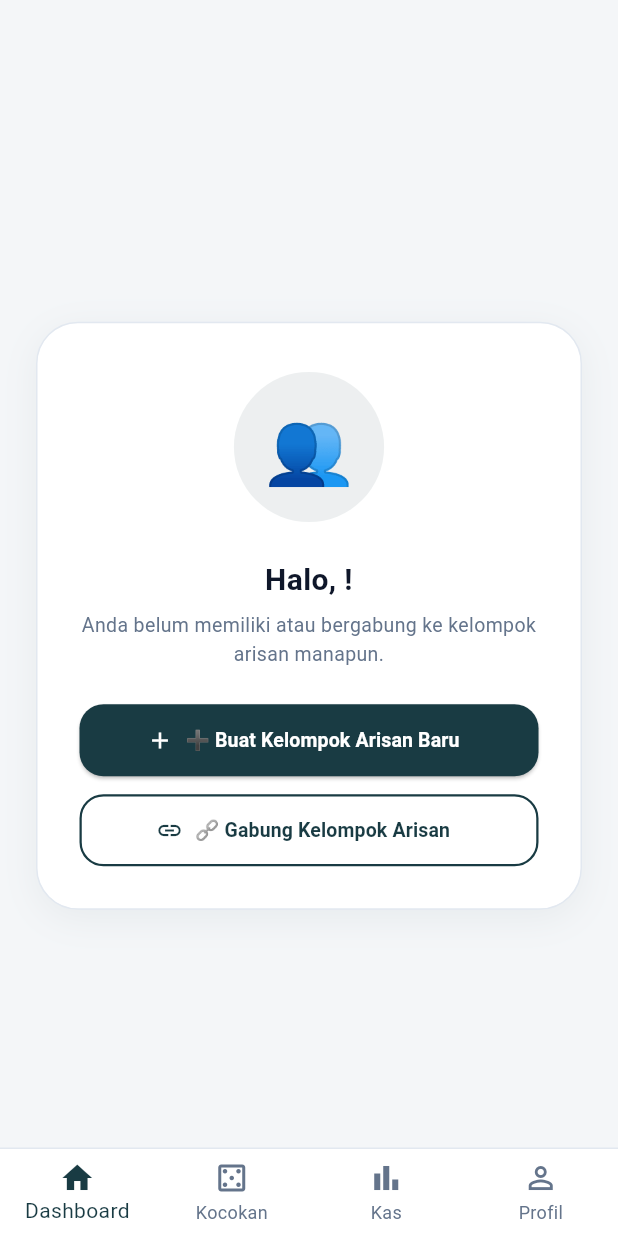
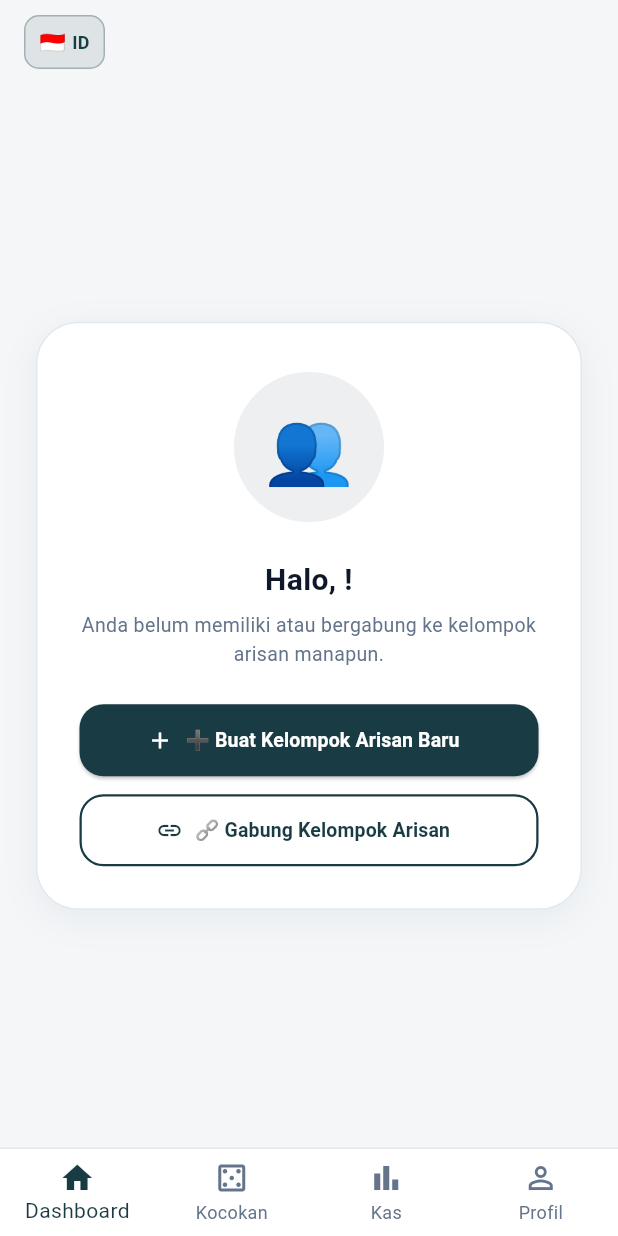
Before and after one commit to badrusalsyihab/web-arisan-antigravity.vercel.app, a Flutter app: the MainNavigationScreen screen opened directly with empty values, on a phone screen of 412 x 824 dp. Run offline on Flutter 3.47's test engine with Material 3 defaults, Android fonts, the phone set to English and light mode, and no system bars; our stand-ins replace cloud_firestore, firebase_auth, firebase_core, flutter_dotenv, image_picker, package_info_plus and 2 more; accounts and stored records are empty; generated files the repository leaves out were written again.

Commit message:
feat: Add localization (ID/EN) and UI switcher

```diff
--- /dev/null
+++ b/l10n.yaml
@@ -0,0 +1,5 @@
+arb-dir: lib/l10n
+template-arb-file: app_id.arb
+output-localization-file: app_localizations.dart
+synthetic-package: true
+use-escaping: true
--- a/lib/main.dart
+++ b/lib/main.dart
@@ -18,6 +18,10 @@ import 'features/group/screens/join_group_screen.dart';
 import 'core/services/deep_link_service.dart';
 
 import 'package:flutter_dotenv/flutter_dotenv.dart';
+import 'package:flutter_localizations/flutter_localizations.dart';
+import 'package:flutter_gen/gen_l10n/app_localizations.dart';
+
+final ValueNotifier<Locale> appLocale = ValueNotifier(const Locale('id'));
 
 void main() async {
   WidgetsFlutterBinding.ensureInitialized();
@@ -70,9 +74,15 @@ class _DigitalArisanAppState extends State<DigitalArisanApp> {
 
   @override
   Widget build(BuildContext context) {
+    return ValueListenableBuilder<Locale>(
+      valueListenable: appLocale,
+      builder: (context, locale, child) {
         if (_isCheckingSession) {
           return MaterialApp(
             debugShowCheckedModeBanner: false,
+            locale: locale,
+            localizationsDelegates: AppLocalizations.localizationsDelegates,
+            supportedLocales: AppLocalizations.supportedLocales,
             theme: AppTheme.lightTheme,
             builder: (context, child) {
               return Container(
@@ -96,6 +106,9 @@ class _DigitalArisanAppState extends State<DigitalArisanApp> {
         return MaterialApp(
           title: 'Digital Arisan',
           debugShowCheckedModeBanner: false,
+          locale: locale,
+          localizationsDelegates: AppLocalizations.localizationsDelegates,
+          supportedLocales: AppLocalizations.supportedLocales,
           theme: AppTheme.lightTheme,
           builder: (context, child) {
             return Container(
@@ -128,6 +141,8 @@ class _DigitalArisanAppState extends State<DigitalArisanApp> {
                     });
                   },
                 ),
+        );
+      },
     );
   }
 }
@@ -361,11 +376,11 @@ class _MainNavigationScreenState extends State<MainNavigationScreen> {
     ];
 
     final List<BottomNavigationBarItem> navItems = [
-      const BottomNavigationBarItem(icon: Icon(Icons.home_outlined), activeIcon: Icon(Icons.home), label: 'Dashboard'),
-      const BottomNavigationBarItem(icon: Icon(Icons.casino_outlined), activeIcon: Icon(Icons.casino), label: 'Kocokan'),
+      BottomNavigationBarItem(icon: const Icon(Icons.home_outlined), activeIcon: const Icon(Icons.home), label: AppLocalizations.of(context)!.navDashboard),
+      BottomNavigationBarItem(icon: const Icon(Icons.casino_outlined), activeIcon: const Icon(Icons.casino), label: AppLocalizations.of(context)!.navRoulette),
       if (currentGroup?.hasKas ?? true)
-        const BottomNavigationBarItem(icon: Icon(Icons.bar_chart_outlined), activeIcon: Icon(Icons.bar_chart), label: 'Kas'),
-      const BottomNavigationBarItem(icon: Icon(Icons.person_outline), activeIcon: Icon(Icons.person), label: 'Profil'),
+        BottomNavigationBarItem(icon: const Icon(Icons.bar_chart_outlined), activeIcon: const Icon(Icons.bar_chart), label: AppLocalizations.of(context)!.navKas),
+      BottomNavigationBarItem(icon: const Icon(Icons.person_outline), activeIcon: const Icon(Icons.person), label: AppLocalizations.of(context)!.navProfile),
     ];
 
     // Ensure _currentIndex is within bounds if the group changed and removed the Kas tab
@@ -391,6 +406,50 @@ class _MainNavigationScreenState extends State<MainNavigationScreen> {
           surfaceTintColor: Colors.transparent,
           elevation: _isScrolled ? 4.0 : 0.0,
           shadowColor: Colors.black.withValues(alpha: 0.2),
+          leadingWidth: 70,
+          leading: Padding(
+            padding: const EdgeInsets.only(left: 16.0, top: 10.0, bottom: 10.0),
+            child: InkWell(
+              onTap: () {
+                appLocale.value = appLocale.value.languageCode == 'id'
+                  ? const Locale('en')
+                  : const Locale('id');
+              },
+              borderRadius: BorderRadius.circular(10),
+              child: ValueListenableBuilder<Locale>(
+                valueListenable: appLocale,
+                builder: (context, locale, child) {
+                  final isId = locale.languageCode == 'id';
+                  return Container(
+                    decoration: BoxDecoration(
+                      color: _isScrolled ? Colors.white.withValues(alpha: 0.2) : AppTheme.primary.withValues(alpha: 0.1),
+                      borderRadius: BorderRadius.circular(10),
+                      border: Border.all(color: _isScrolled ? Colors.white54 : AppTheme.primary.withValues(alpha: 0.3)),
+                    ),
+                    alignment: Alignment.center,
+                    child: Row(
+                      mainAxisAlignment: MainAxisAlignment.center,
+                      children: [
+                        Text(
+                          isId ? '🇮🇩' : '🇬🇧',
+                          style: const TextStyle(fontSize: 14),
+                        ),
+                        const SizedBox(width: 4),
+                        Text(
+                          locale.languageCode.toUpperCase(),
+                          style: TextStyle(
+                            fontSize: 12,
+                            fontWeight: FontWeight.bold,
+                            color: _isScrolled ? Colors.white : AppTheme.primary,
+                          ),
+                        ),
+                      ],
+                    ),
+                  );
+                }
+              ),
+            ),
+          ),
           title: currentGroup != null
               ? AnimatedContainer(
                   duration: const Duration(milliseconds: 200),
@@ -502,7 +561,7 @@ class _MainNavigationScreenState extends State<MainNavigationScreen> {
           child: Column(
             mainAxisSize: MainAxisSize.min,
             children: [
-              const Text('Pilih Kelompok Arisan', style: TextStyle(fontSize: 16, fontWeight: FontWeight.bold, color: AppTheme.textMain)),
+              Text(AppLocalizations.of(context)!.groupSwitcherTitle, style: const TextStyle(fontSize: 16, fontWeight: FontWeight.bold, color: AppTheme.textMain)),
               const SizedBox(height: 14),
               StreamBuilder<List<GroupModel>>(
                 stream: _firebaseService.streamUserGroups(widget.currentUser.email.replaceAll('.', '_').replaceAll('@', '_at_')),
@@ -545,7 +604,7 @@ class _MainNavigationScreenState extends State<MainNavigationScreen> {
               const SizedBox(height: 16),
               ElevatedButton.icon(
                 icon: const Icon(Icons.group_add, color: Colors.white, size: 20),
-                label: const Text('Gabung Kelompok via Kode', style: TextStyle(fontWeight: FontWeight.bold, color: Colors.white)),
+                label: Text(AppLocalizations.of(context)!.joinGroupViaCode, style: const TextStyle(fontWeight: FontWeight.bold, color: Colors.white)),
                 style: ElevatedButton.styleFrom(
                   backgroundColor: AppTheme.accent,
                   minimumSize: const Size.fromHeight(48),
--- a/pubspec.yaml
+++ b/pubspec.yaml
@@ -29,6 +29,8 @@ environment:
 # versions available, run `flutter pub outdated`.
 dependencies:
   flutter:
+    sdk: flutter
+  flutter_localizations:
     sdk: flutter
 
   # The following adds the Cupertino Icons font to your application.
@@ -71,6 +73,7 @@ flutter_launcher_icons:
 
 # The following section is specific to Flutter packages.
 flutter:
+  generate: true
 
   # The following line ensures that the Material Icons font is
   # included with your application, so that you can use the icons in
```
Also changed, not shown: lib/core/utils/currency_formatter.dart (+16 -7 lines), lib/features/dashboard/screens/dashboard_screen.dart (+8 -7 lines), lib/l10n/app_en.arb (added, +13 -0 lines), lib/l10n/app_id.arb (added, +13 -0 lines), 4 other files. Lines whose indentation alone changed are shown as unchanged.
